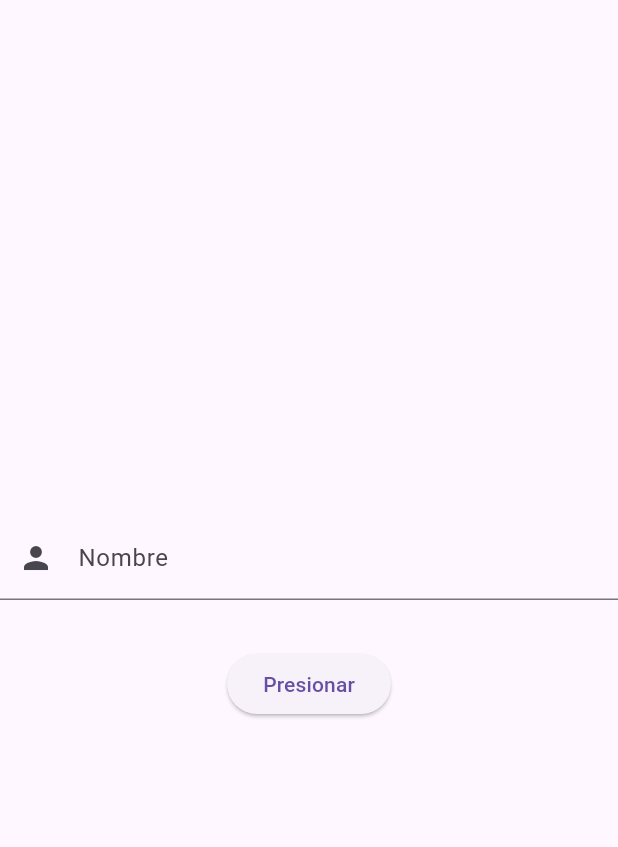
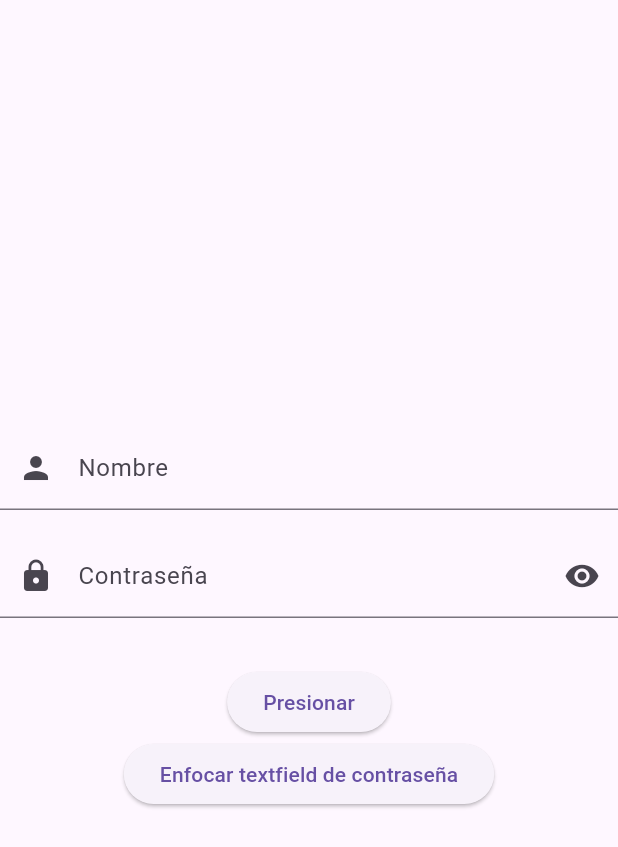
Before and after one commit to fr4nsgallegos/matriculasappg14, a Flutter app: the screen it shows after launch, on a phone screen of 412 x 824 dp. Shown: the top 847 px of the screen. Run offline on Flutter 3.47's test engine with Material 3 defaults, Android fonts, the phone set to English and light mode, and no system bars; our stand-ins replace flutter_svg.

Commit message:
textfield

```diff
--- a/lib/textfield_page.dart
+++ b/lib/textfield_page.dart
@@ -2,7 +2,9 @@ import 'package:flutter/material.dart';
 
 class TextfieldPage extends StatelessWidget {
   TextEditingController _nombreController = TextEditingController();
-
+  TextEditingController _contrasenaController = TextEditingController();
+  String? nombre;
+  final FocusNode _focusNode = FocusNode();
   @override
   Widget build(BuildContext context) {
     return Scaffold(
@@ -26,15 +28,52 @@ class TextfieldPage extends StatelessWidget {
                 suffixText:
                     " metros", //icono o widget que va a la derecha (suffix)
               ),
+              // onChanged: (String value) {
+              //   nombre = value;
+              //   print(nombre);
+              // },
               controller: _nombreController,
+            ),
+            SizedBox(height: 16),
+            TextField(
+              focusNode: _focusNode,
+              obscureText: true,
+              style: TextStyle(
+                color: Colors.red,
+              ), //controla el color del texto ingresado por el usuario
+              maxLength: 50, //máximo de caraceteres permitidos
+              decoration: InputDecoration(
+                counterText: "", //ocultar el contador de caracteres
+                labelText:
+                    "Contraseña", //texto de etiqueta que aparece cuando el field no esta seleccionado
+                hint: Text(
+                  "Ingresa la contraseña",
+                ), //texto de ayuda dentro del Field
+                prefixIcon: Icon(Icons.lock), //Icono de la izquierda
+                suffixIcon: Icon(
+                  Icons.visibility,
+                ), //icono o widget que va a la derecha (suffix)
+              ),
+              // onChanged: (String value) {
+              //   nombre = value;
+              //   print(nombre);
+              // },
+              controller: _contrasenaController,
             ),
             SizedBox(height: 32),
             ElevatedButton(
               onPressed: () {
                 print(_nombreController);
                 print(_nombreController.text);
+                print(_contrasenaController.text);
               },
               child: Text("Presionar"),
+            ),
+            ElevatedButton(
+              onPressed: () {
+                _focusNode.requestFocus();
+              },
+              child: Text("Enfocar textfield de contraseña"),
             ),
           ],
         ),
```
